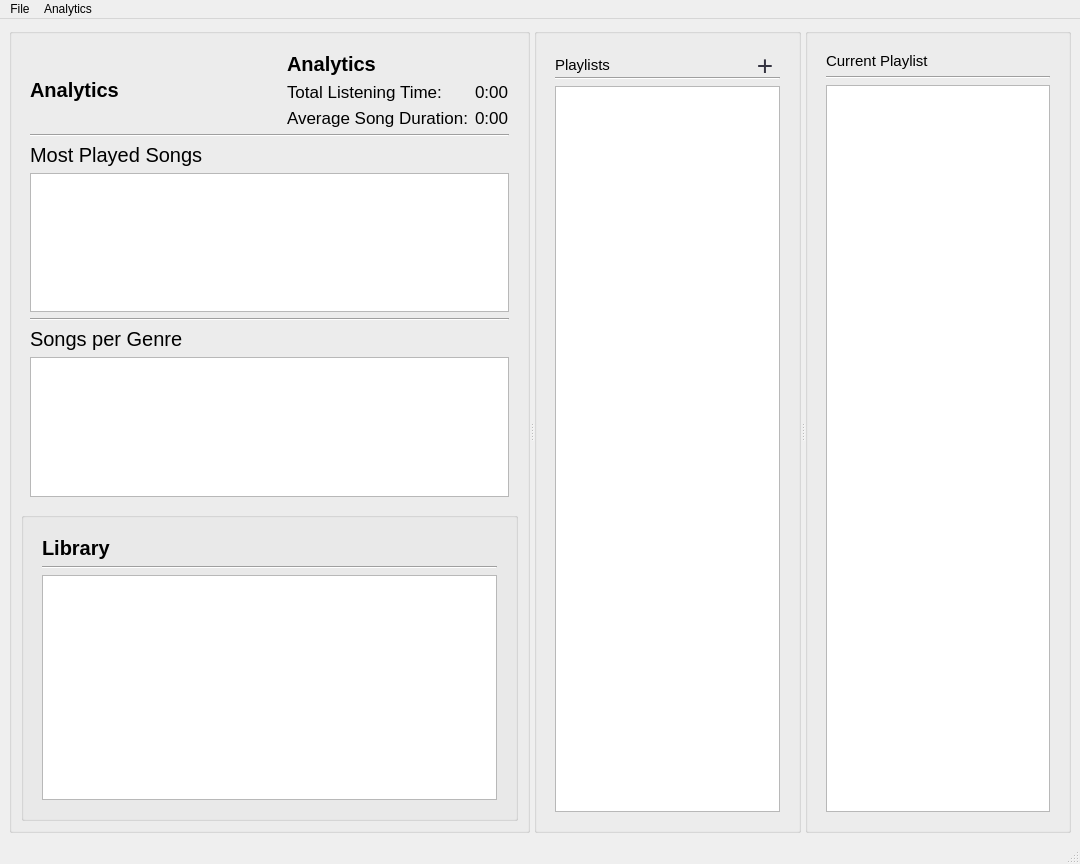
Before: the Qt Designer form src/mainwindow.ui in waveplough/MusicPlaylistManager, drawn with Qt 5.
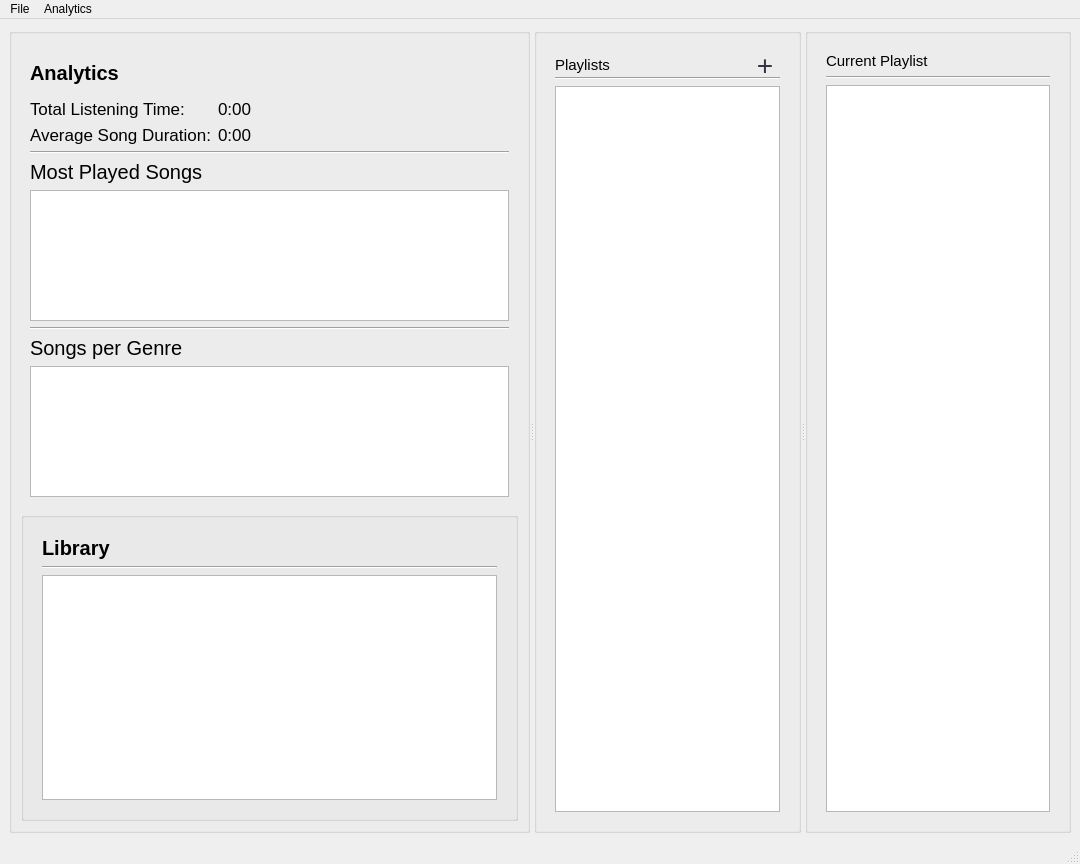
After: the same form once the commit is applied. Icons and pictures are not drawn.

Commit message: fixed merge conflict issue

The edit to the form file:
```diff
--- a/src/mainwindow.ui
+++ b/src/mainwindow.ui
@@ -1194,6 +1194,8 @@
            </layout>
           </widget>
           <widget class="QWidget" name="AnalyticsPage">
+           <layout class="QVBoxLayout" name="verticalLayout_10">
+            <item>
            <layout class="QVBoxLayout" name="verticalLayout_9">
             <item>
              <layout class="QHBoxLayout" name="horizontalLayout_6">
@@ -1265,22 +1267,11 @@
                 </property>
                </widget>
               </item>
+               </layout>
+              </item>
               <item>
                <layout class="QFormLayout" name="analyticsForm">
                 <item row="0" column="0">
-                 <widget class="QLabel" name="analyticsLabel">
-                  <property name="font">
-                   <font>
-                    <pointsize>15</pointsize>
-                    <bold>true</bold>
-                   </font>
-                  </property>
-                  <property name="text">
-                   <string>Analytics</string>
-                  </property>
-                 </widget>
-                </item>
-                <item row="1" column="0">
                  <widget class="QLabel" name="totalListeningTimeFixed">
                   <property name="font">
                    <font>
@@ -1293,7 +1284,7 @@
                   </property>
                  </widget>
                 </item>
-                <item row="1" column="1">
+                <item row="0" column="1">
                  <widget class="QLabel" name="timeLabel">
                   <property name="font">
                    <font>
@@ -1305,7 +1296,7 @@
                   </property>
                  </widget>
                 </item>
-                <item row="2" column="0">
+                <item row="1" column="0">
                  <widget class="QLabel" name="averageSongDurationFixed">
                   <property name="font">
                    <font>
@@ -1318,7 +1309,7 @@
                   </property>
                  </widget>
                 </item>
-                <item row="2" column="1">
+                <item row="1" column="1">
                  <widget class="QLabel" name="songDurationLabel">
                   <property name="font">
                    <font>
```
Left out of the diff: 2 changed lines with no effect on the pictures. Lines whose indentation alone changed are shown as unchanged.
